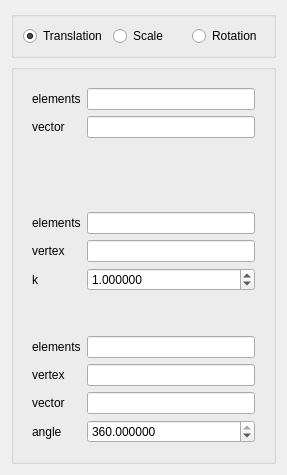
The window that src/HEXABLOCKGUI/Transformation_QTD.ui (SalomePlatform/hexablock) describes before a commit, drawn with Qt 5.
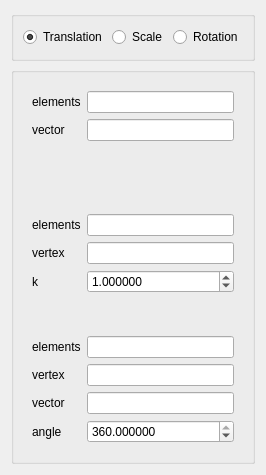
The same window after the commit.

```diff
--- a/src/HEXABLOCKGUI/Transformation_QTD.ui
+++ b/src/HEXABLOCKGUI/Transformation_QTD.ui
@@ -6,16 +6,22 @@
    <rect>
     <x>0</x>
     <y>0</y>
-    <width>287</width>
+    <width>266</width>
     <height>475</height>
    </rect>
   </property>
   <property name="sizePolicy">
-   <sizepolicy hsizetype="Preferred" vsizetype="Fixed">
+   <sizepolicy hsizetype="Preferred" vsizetype="Preferred">
     <horstretch>0</horstretch>
     <verstretch>0</verstretch>
    </sizepolicy>
   </property>
+  <property name="minimumSize">
+   <size>
+    <width>5</width>
+    <height>0</height>
+   </size>
+  </property>
   <property name="windowTitle">
    <string>Transform Operation</string>
   </property>
@@ -37,6 +43,12 @@
        <height>0</height>
       </size>
      </property>
+     <property name="maximumSize">
+      <size>
+       <width>16777215</width>
+       <height>50</height>
+      </size>
+     </property>
      <property name="title">
       <string/>
      </property>
@@ -44,7 +56,7 @@
       <item>
        <widget class="QRadioButton" name="rb0">
         <property name="sizePolicy">
-         <sizepolicy hsizetype="Expanding" vsizetype="Fixed">
+         <sizepolicy hsizetype="Preferred" vsizetype="Fixed">
           <horstretch>0</horstretch>
           <verstretch>0</verstretch>
          </sizepolicy>
@@ -60,7 +72,7 @@
       <item>
        <widget class="QRadioButton" name="rb1">
         <property name="sizePolicy">
-         <sizepolicy hsizetype="Expanding" vsizetype="Fixed">
+         <sizepolicy hsizetype="Preferred" vsizetype="Fixed">
           <horstretch>0</horstretch>
           <verstretch>0</verstretch>
          </sizepolicy>
@@ -73,7 +85,7 @@
       <item>
        <widget class="QRadioButton" name="rb2">
         <property name="sizePolicy">
-         <sizepolicy hsizetype="Expanding" vsizetype="Fixed">
+         <sizepolicy hsizetype="Preferred" vsizetype="Fixed">
           <horstretch>0</horstretch>
           <verstretch>0</verstretch>
          </sizepolicy>
@@ -95,6 +107,9 @@
       <item>
        <widget class="QWidget" name="widget" native="true">
         <layout class="QFormLayout" name="formLayout">
+         <property name="fieldGrowthPolicy">
+          <enum>QFormLayout::AllNonFixedFieldsGrow</enum>
+         </property>
          <item row="0" column="0">
           <widget class="QLabel" name="label_6">
            <property name="text">
@@ -104,6 +119,12 @@
          </item>
          <item row="0" column="1">
           <widget class="QLineEdit" name="elts_le_rb0">
+           <property name="sizePolicy">
+            <sizepolicy hsizetype="Preferred" vsizetype="Fixed">
+             <horstretch>0</horstretch>
+             <verstretch>0</verstretch>
+            </sizepolicy>
+           </property>
            <property name="maximumSize">
             <size>
              <width>16777215</width>
@@ -147,8 +168,24 @@
       <item>
        <widget class="QWidget" name="widget_2" native="true">
         <layout class="QFormLayout" name="formLayout_2">
+         <property name="fieldGrowthPolicy">
+          <enum>QFormLayout::AllNonFixedFieldsGrow</enum>
+         </property>
+         <item row="1" column="0">
+          <widget class="QLabel" name="label_8">
+           <property name="text">
+            <string>elements</string>
+           </property>
+          </widget>
+         </item>
          <item row="1" column="1">
           <widget class="QLineEdit" name="elts_le_rb1">
+           <property name="sizePolicy">
+            <sizepolicy hsizetype="Preferred" vsizetype="Fixed">
+             <horstretch>0</horstretch>
+             <verstretch>0</verstretch>
+            </sizepolicy>
+           </property>
            <property name="maximumSize">
             <size>
              <width>16777215</width>
@@ -169,6 +206,12 @@
          </item>
          <item row="2" column="1">
           <widget class="QLineEdit" name="vex_le_rb1">
+           <property name="sizePolicy">
+            <sizepolicy hsizetype="Preferred" vsizetype="Fixed">
+             <horstretch>0</horstretch>
+             <verstretch>0</verstretch>
+            </sizepolicy>
+           </property>
            <property name="maximumSize">
             <size>
              <width>16777215</width>
@@ -189,6 +232,12 @@
          </item>
          <item row="3" column="1">
           <widget class="QDoubleSpinBox" name="k_spb">
+           <property name="sizePolicy">
+            <sizepolicy hsizetype="Preferred" vsizetype="Fixed">
+             <horstretch>0</horstretch>
+             <verstretch>0</verstretch>
+            </sizepolicy>
+           </property>
            <property name="decimals">
             <number>6</number>
            </property>
@@ -200,21 +249,30 @@
            </property>
           </widget>
          </item>
-         <item row="1" column="0">
-          <widget class="QLabel" name="label_8">
-           <property name="text">
-            <string>elements</string>
-           </property>
-          </widget>
-         </item>
         </layout>
        </widget>
       </item>
       <item>
        <widget class="QWidget" name="widget_3" native="true">
         <layout class="QFormLayout" name="formLayout_3">
+         <property name="fieldGrowthPolicy">
+          <enum>QFormLayout::AllNonFixedFieldsGrow</enum>
+         </property>
+         <item row="1" column="0">
+          <widget class="QLabel" name="label_9">
+           <property name="text">
+            <string>elements</string>
+           </property>
+          </widget>
+         </item>
          <item row="1" column="1">
           <widget class="QLineEdit" name="elts_le_rb2">
+           <property name="sizePolicy">
+            <sizepolicy hsizetype="Preferred" vsizetype="Fixed">
+             <horstretch>0</horstretch>
+             <verstretch>0</verstretch>
+            </sizepolicy>
+           </property>
            <property name="maximumSize">
             <size>
              <width>16777215</width>
@@ -235,6 +293,12 @@
          </item>
          <item row="2" column="1">
           <widget class="QLineEdit" name="vex_le_rb2">
+           <property name="sizePolicy">
+            <sizepolicy hsizetype="Preferred" vsizetype="Fixed">
+             <horstretch>0</horstretch>
+             <verstretch>0</verstretch>
+            </sizepolicy>
+           </property>
            <property name="maximumSize">
             <size>
              <width>16777215</width>
@@ -255,6 +319,12 @@
          </item>
          <item row="3" column="1">
           <widget class="QLineEdit" name="vec_le_rb2">
+           <property name="sizePolicy">
+            <sizepolicy hsizetype="Preferred" vsizetype="Fixed">
+             <horstretch>0</horstretch>
+             <verstretch>0</verstretch>
+            </sizepolicy>
+           </property>
            <property name="maximumSize">
             <size>
              <width>16777215</width>
@@ -275,6 +345,12 @@
          </item>
          <item row="4" column="1">
           <widget class="QDoubleSpinBox" name="angle_spb">
+           <property name="sizePolicy">
+            <sizepolicy hsizetype="Preferred" vsizetype="Fixed">
+             <horstretch>0</horstretch>
+             <verstretch>0</verstretch>
+            </sizepolicy>
+           </property>
            <property name="wrapping">
             <bool>false</bool>
            </property>
@@ -295,13 +371,6 @@
            </property>
           </widget>
          </item>
-         <item row="1" column="0">
-          <widget class="QLabel" name="label_9">
-           <property name="text">
-            <string>elements</string>
-           </property>
-          </widget>
-         </item>
         </layout>
        </widget>
       </item>
```
